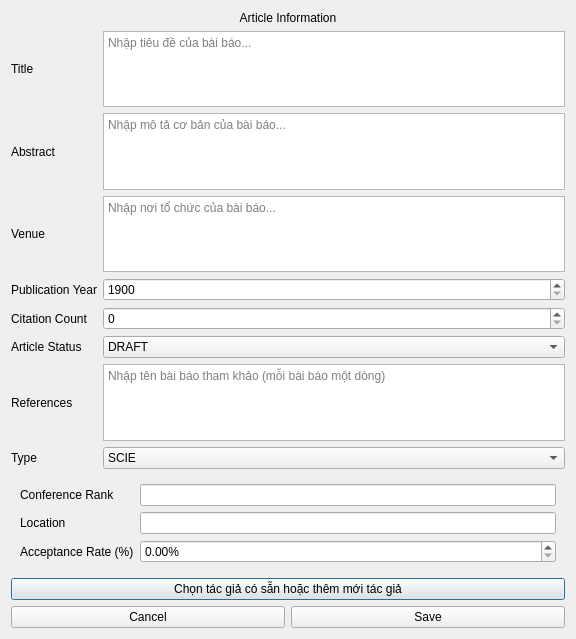
Old version of the form src/components/dialogs/article/articleinputdialog.ui in the repository DamPhuQuy/Scientific-Article-Management.
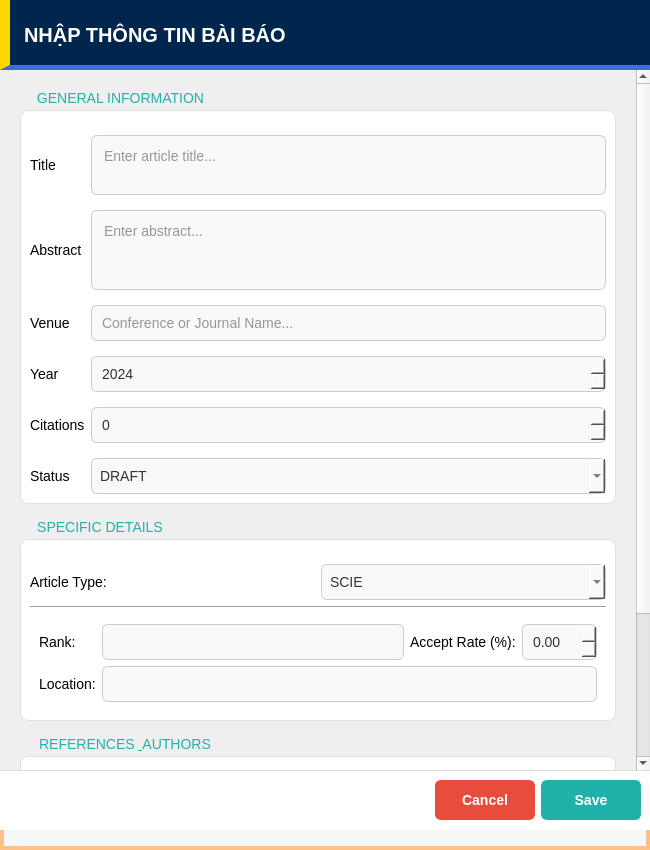
New version of the form. The open tabs and pages were chosen to show the change.

What changed in the file:
```diff
--- a/src/components/dialogs/article/articleinputdialog.ui
+++ b/src/components/dialogs/article/articleinputdialog.ui
@@ -6,33 +6,148 @@
    <rect>
     <x>0</x>
     <y>0</y>
-    <width>576</width>
-    <height>639</height>
+    <width>650</width>
+    <height>850</height>
    </rect>
   </property>
   <property name="windowTitle">
    <string>Article Input</string>
   </property>
-  <layout class="QVBoxLayout" name="verticalLayout">
+  <property name="styleSheet">
+   <string notr="true">QDialog#ArticleInputDialog{background-color:#f4f7f6;border:4px solid #FFC085;}QWidget{font-family:&quot;Segoe UI&quot;,Arial,sans-serif;font-size:14px;}QScrollArea{border:none;background-color:transparent;}QGroupBox{background-color:#ffffff;border:1px solid #e0e0e0;border-radius:8px;margin-top:20px;padding-top:15px;}QGroupBox::title{subcontrol-origin:margin;subcontrol-position:top left;padding:0 5px;color:#20B2AA;font-weight:bold;left:10px;top:0px;}QLineEdit,QPlainTextEdit,QComboBox,QSpinBox,QDoubleSpinBox{background-color:#f9f9f9;border:1px solid #cccccc;border-radius:6px;padding:8px;color:#333333;}QLineEdit:focus,QPlainTextEdit:focus,QComboBox:focus,QSpinBox:focus,QDoubleSpinBox:focus{background-color:#ffffff;border:2px solid #20B2AA;}</string>
+  </property>
+  <layout class="QVBoxLayout" name="verticalLayout_Main">
+   <property name="spacing">
+    <number>0</number>
+   </property>
+   <property name="leftMargin">
+    <number>0</number>
+   </property>
+   <property name="topMargin">
+    <number>0</number>
+   </property>
+   <property name="rightMargin">
+    <number>0</number>
+   </property>
+   <property name="bottomMargin">
+    <number>20</number>
+   </property>
+   <item>
+    <widget class="QWidget" name="headerContainer" native="true">
+     <property name="minimumSize">
+      <size>
+       <width>0</width>
+       <height>70</height>
+      </size>
+     </property>
+     <property name="styleSheet">
+      <string notr="true">QWidget#headerContainer{background-color:#00264d;border-bottom:5px solid #4169E1;border-left:10px solid #FFD700;}</string>
+     </property>
+     <layout class="QHBoxLayout" name="horizontalLayout_Header">
    <item>
     <widget class="QLabel" name="labelDialog">
-     <property name="autoFillBackground">
-      <bool>false</bool>
+        <property name="styleSheet">
+         <string notr="true">color:#ffffff;font-weight:900;font-size:20px;background:transparent;padding-left:10px;</string>
      </property>
      <property name="text">
-      <string>Article Information</string>
+         <string>NHẬP THÔNG TIN BÀI BÁO</string>
      </property>
      <property name="alignment">
-      <set>Qt::AlignmentFlag::AlignCenter</set>
+         <set>Qt::AlignmentFlag::AlignLeading|Qt::AlignmentFlag::AlignLeft|Qt::AlignmentFlag::AlignVCenter</set>
      </property>
     </widget>
    </item>
+     </layout>
+    </widget>
+   </item>
    <item>
+    <widget class="QScrollArea" name="scrollArea">
+     <property name="widgetResizable">
+      <bool>true</bool>
+     </property>
+     <widget class="QWidget" name="scrollContent">
+      <property name="geometry">
+       <rect>
+        <x>0</x>
+        <y>0</y>
+        <width>642</width>
+        <height>900</height>
+       </rect>
+      </property>
+      <layout class="QVBoxLayout" name="verticalLayout_Content">
+       <property name="spacing">
+        <number>15</number>
+       </property>
+       <property name="leftMargin">
+        <number>20</number>
+       </property>
+       <property name="topMargin">
+        <number>20</number>
+       </property>
+       <property name="rightMargin">
+        <number>20</number>
+       </property>
+       <property name="bottomMargin">
+        <number>20</number>
+       </property>
+       <item>
+        <widget class="QGroupBox" name="grpGeneral">
+         <property name="title">
+          <string>GENERAL INFORMATION</string>
+         </property>
     <layout class="QGridLayout" name="gridLayout">
-     <item row="3" column="0">
-      <widget class="QLabel" name="labelYear">
+          <property name="verticalSpacing">
+           <number>15</number>
+          </property>
+          <item row="0" column="0">
+           <widget class="QLabel" name="labelTitle">
        <property name="text">
-        <string>Publication Year</string>
+             <string>Title</string>
+            </property>
+           </widget>
+          </item>
+          <item row="0" column="1">
+           <widget class="QPlainTextEdit" name="inputTitle">
+            <property name="minimumSize">
+             <size>
+              <width>0</width>
+              <height>60</height>
+             </size>
+            </property>
+            <property name="maximumSize">
+             <size>
+              <width>16777215</width>
+              <height>80</height>
+             </size>
+            </property>
+            <property name="placeholderText">
+             <string>Enter article title...</string>
+            </property>
+           </widget>
+          </item>
+          <item row="1" column="0">
+           <widget class="QLabel" name="labelAbstract">
+            <property name="text">
+             <string>Abstract</string>
+            </property>
+           </widget>
+          </item>
+          <item row="1" column="1">
+           <widget class="QPlainTextEdit" name="inputAbstract">
+            <property name="minimumSize">
+             <size>
+              <width>0</width>
+              <height>80</height>
+             </size>
+            </property>
+            <property name="maximumSize">
+             <size>
+              <width>16777215</width>
+              <height>100</height>
+             </size>
+            </property>
+            <property name="placeholderText">
+             <string>Enter abstract...</string>
        </property>
       </widget>
      </item>
@@ -43,34 +158,51 @@
        </property>
       </widget>
      </item>
+          <item row="2" column="1">
+           <widget class="QLineEdit" name="inputVenue">
+            <property name="placeholderText">
+             <string>Conference or Journal Name...</string>
+            </property>
+           </widget>
+          </item>
+          <item row="3" column="0">
+           <widget class="QLabel" name="labelYear">
+            <property name="text">
+             <string>Year</string>
+            </property>
+           </widget>
+          </item>
+          <item row="3" column="1">
+           <widget class="QSpinBox" name="inputYear">
+            <property name="minimum">
+             <number>1900</number>
+            </property>
+            <property name="maximum">
+             <number>2100</number>
+            </property>
+            <property name="value">
+             <number>2024</number>
+            </property>
+           </widget>
+          </item>
+          <item row="4" column="0">
+           <widget class="QLabel" name="labelNCitation">
+            <property name="text">
+             <string>Citations</string>
+            </property>
+           </widget>
+          </item>
+          <item row="4" column="1">
+           <widget class="QSpinBox" name="inputCitations">
+            <property name="maximum">
+             <number>100000</number>
+            </property>
+           </widget>
+          </item>
      <item row="5" column="0">
       <widget class="QLabel" name="labelStatus">
        <property name="text">
-        <string>Article Status</string>
-       </property>
-      </widget>
-     </item>
-     <item row="4" column="1">
-      <widget class="QSpinBox" name="inputCitations"/>
-     </item>
-     <item row="0" column="0">
-      <widget class="QLabel" name="labelTitle">
-       <property name="text">
-        <string>Title</string>
-       </property>
-      </widget>
-     </item>
-     <item row="6" column="0">
-      <widget class="QLabel" name="labelRefs">
-       <property name="text">
-        <string>References</string>
-       </property>
-      </widget>
-     </item>
-     <item row="7" column="0">
-      <widget class="QLabel" name="labelType">
-       <property name="text">
-        <string>Type</string>
+             <string>Status</string>
        </property>
       </widget>
      </item>
@@ -113,7 +245,25 @@
        </item>
       </widget>
      </item>
-     <item row="7" column="1">
+         </layout>
+        </widget>
+       </item>
+       <item>
+        <widget class="QGroupBox" name="grpSpecific">
+         <property name="title">
+          <string>SPECIFIC DETAILS</string>
+         </property>
+         <layout class="QVBoxLayout" name="verticalLayout_Specific">
+          <item>
+           <layout class="QHBoxLayout" name="hl_Type">
+            <item>
+             <widget class="QLabel" name="labelType">
+              <property name="text">
+               <string>Article Type:</string>
+              </property>
+             </widget>
+            </item>
+            <item>
       <widget class="QComboBox" name="inputType">
        <item>
         <property name="text">
@@ -137,60 +287,15 @@
        </item>
       </widget>
      </item>
-     <item row="2" column="1">
-      <widget class="QTextEdit" name="inputVenue">
-       <property name="placeholderText">
-        <string>Nhập nơi tổ chức của bài báo...</string>
-       </property>
-      </widget>
-     </item>
-     <item row="4" column="0">
-      <widget class="QLabel" name="labelNCitation">
-       <property name="text">
-        <string>Citation Count</string>
-       </property>
-      </widget>
-     </item>
-     <item row="6" column="1">
-      <widget class="QTextEdit" name="inputRefs">
-       <property name="placeholderText">
-        <string>Nhập tên bài báo tham khảo (mỗi bài báo một dòng)</string>
-       </property>
-      </widget>
-     </item>
-     <item row="1" column="1">
-      <widget class="QTextEdit" name="inputAbstract">
-       <property name="placeholderText">
-        <string>Nhập mô tả cơ bản của bài báo...</string>
-       </property>
-      </widget>
-     </item>
-     <item row="1" column="0">
-      <widget class="QLabel" name="labelAbstract">
-       <property name="text">
-        <string>Abstract</string>
-       </property>
-      </widget>
-     </item>
-     <item row="0" column="1">
-      <widget class="QTextEdit" name="inputTitle">
-       <property name="placeholderText">
-        <string>Nhập tiêu đề của bài báo...</string>
-       </property>
-      </widget>
-     </item>
-     <item row="3" column="1">
-      <widget class="QSpinBox" name="inputYear">
-       <property name="minimum">
-        <number>1900</number>
-       </property>
-       <property name="maximum">
-        <number>2100</number>
-       </property>
-      </widget>
-     </item>
-    </layout>
-   </item>
+           </layout>
+          </item>
+          <item>
+           <widget class="Line" name="line">
+            <property name="orientation">
+             <enum>Qt::Orientation::Horizontal</enum>
+            </property>
+           </widget>
+          </item>
    <item>
     <widget class="QStackedWidget" name="stackType">
      <property name="currentIndex">
@@ -270,47 +375,37 @@
       </layout>
      </widget>
      <widget class="QWidget" name="pageConference">
-      <layout class="QFormLayout">
+             <layout class="QGridLayout" name="gl_Conf">
        <item row="0" column="0">
-        <widget class="QLabel" name="label">
+               <widget class="QLabel" name="lblConfRank">
          <property name="text">
-          <string>Conference Rank</string>
-         </property>
-        </widget>
-       </item>
-       <item row="1" column="0">
-        <widget class="QLabel" name="label">
-         <property name="text">
-          <string>Location</string>
-         </property>
-        </widget>
-       </item>
-       <item row="1" column="1">
-        <widget class="QLineEdit" name="inputLocation"/>
-       </item>
-       <item row="2" column="0">
-        <widget class="QLabel" name="label">
-         <property name="text">
-          <string>Acceptance Rate (%)</string>
-         </property>
-        </widget>
-       </item>
-       <item row="2" column="1">
-        <widget class="QDoubleSpinBox" name="inputAcceptRate">
-         <property name="suffix">
-          <string>%</string>
-         </property>
-         <property name="minimum">
-          <double>0.000000000000000</double>
-         </property>
-         <property name="maximum">
-          <double>100.000000000000000</double>
+                 <string>Rank:</string>
          </property>
         </widget>
        </item>
        <item row="0" column="1">
         <widget class="QLineEdit" name="inputConfRank"/>
        </item>
+              <item row="0" column="2">
+               <widget class="QLabel" name="lblRate">
+                <property name="text">
+                 <string>Accept Rate (%):</string>
+                </property>
+               </widget>
+              </item>
+              <item row="0" column="3">
+               <widget class="QDoubleSpinBox" name="inputAcceptRate"/>
+              </item>
+              <item row="1" column="0">
+               <widget class="QLabel" name="lblLoc">
+                <property name="text">
+                 <string>Location:</string>
+                </property>
+               </widget>
+              </item>
+              <item row="1" column="1" colspan="3">
+               <widget class="QLineEdit" name="inputLocation"/>
+              </item>
       </layout>
      </widget>
      <widget class="QWidget" name="pageOther">
@@ -324,32 +419,102 @@
        </item>
       </layout>
      </widget>
+           </widget>
+          </item>
+         </layout>
+        </widget>
+       </item>
+       <item>
+        <widget class="QGroupBox" name="grpRefs">
+         <property name="title">
+          <string>REFERENCES &amp; AUTHORS</string>
+         </property>
+         <layout class="QVBoxLayout" name="verticalLayout_Refs">
+          <item>
+           <widget class="QLabel" name="labelRefs">
+            <property name="text">
+             <string>References (One per line)</string>
+            </property>
+           </widget>
+          </item>
+          <item>
+           <widget class="QPlainTextEdit" name="inputRefs">
+            <property name="minimumSize">
+             <size>
+              <width>0</width>
+              <height>80</height>
+             </size>
+            </property>
+            <property name="placeholderText">
+             <string>Enter references...</string>
+            </property>
     </widget>
    </item>
    <item>
     <widget class="QPushButton" name="AuthorBtn">
+            <property name="minimumSize">
+             <size>
+              <width>0</width>
+              <height>40</height>
+             </size>
+            </property>
+            <property name="cursor">
+             <cursorShape>PointingHandCursor</cursorShape>
+            </property>
+            <property name="styleSheet">
+             <string notr="true">QPushButton{background-color:#7f8c8d;border:2px solid #7f8c8d;border-radius:6px;color:white;font-weight:bold;}QPushButton:hover{background-color:#636e72;}QPushButton:pressed{background-color:#2d3436;}</string>
+            </property>
      <property name="text">
-      <string>Chọn tác giả có sẵn hoặc thêm mới tác giả</string>
+             <string>Manage Authors (Select / Add New)</string>
      </property>
     </widget>
    </item>
+         </layout>
+        </widget>
+       </item>
+      </layout>
+     </widget>
+    </widget>
+   </item>
    <item>
-    <spacer name="verticalSpacer">
+    <widget class="QWidget" name="footerContainer" native="true">
+     <property name="styleSheet">
+      <string notr="true">background-color:#ffffff;border-top:1px solid #dddddd;</string>
+     </property>
+     <layout class="QHBoxLayout" name="horizontalLayout_Footer">
+      <property name="topMargin">
+       <number>10</number>
+      </property>
+      <property name="bottomMargin">
+       <number>10</number>
+      </property>
+      <item>
+       <spacer name="horizontalSpacer">
      <property name="orientation">
-      <enum>Qt::Orientation::Vertical</enum>
+         <enum>Qt::Orientation::Horizontal</enum>
      </property>
      <property name="sizeHint" stdset="0">
       <size>
-       <width>20</width>
-       <height>40</height>
+          <width>40</width>
+          <height>20</height>
       </size>
      </property>
     </spacer>
    </item>
    <item>
-    <layout class="QHBoxLayout">
-     <item>
       <widget class="QPushButton" name="btnCancel">
+        <property name="minimumSize">
+         <size>
+          <width>100</width>
+          <height>40</height>
+         </size>
+        </property>
+        <property name="cursor">
+         <cursorShape>PointingHandCursor</cursorShape>
+        </property>
+        <property name="styleSheet">
+         <string notr="true">QPushButton{background-color:#e74c3c;border:2px solid #e74c3c;border-radius:6px;color:white;font-weight:bold;}QPushButton:hover{background-color:#c0392b;}QPushButton:pressed{background-color:#922b21;}</string>
+        </property>
        <property name="text">
         <string>Cancel</string>
        </property>
@@ -357,12 +522,25 @@
      </item>
      <item>
       <widget class="QPushButton" name="btnSave">
+        <property name="minimumSize">
+         <size>
+          <width>100</width>
+          <height>40</height>
+         </size>
+        </property>
+        <property name="cursor">
+         <cursorShape>PointingHandCursor</cursorShape>
+        </property>
+        <property name="styleSheet">
+         <string notr="true">QPushButton{background-color:#20B2AA;border:2px solid #20B2AA;border-radius:6px;color:white;font-weight:bold;}QPushButton:hover{background-color:#17a098;}QPushButton:pressed{background-color:#0e6b65;}</string>
+        </property>
        <property name="text">
         <string>Save</string>
        </property>
       </widget>
      </item>
     </layout>
+    </widget>
    </item>
   </layout>
  </widget>
```
Left out of the diff: 54 changed lines with no effect on the pictures. Lines whose indentation alone changed are shown as unchanged.
